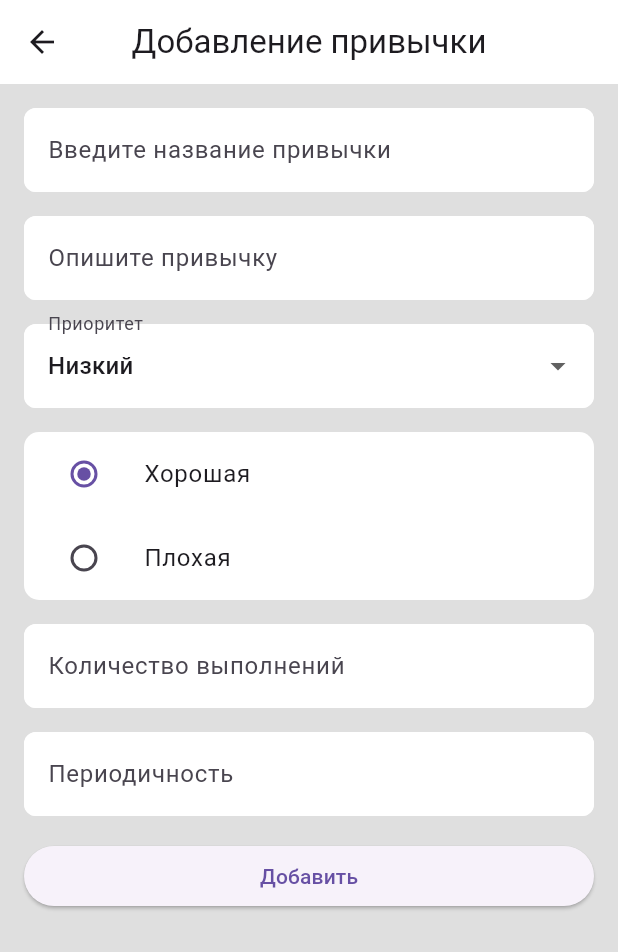
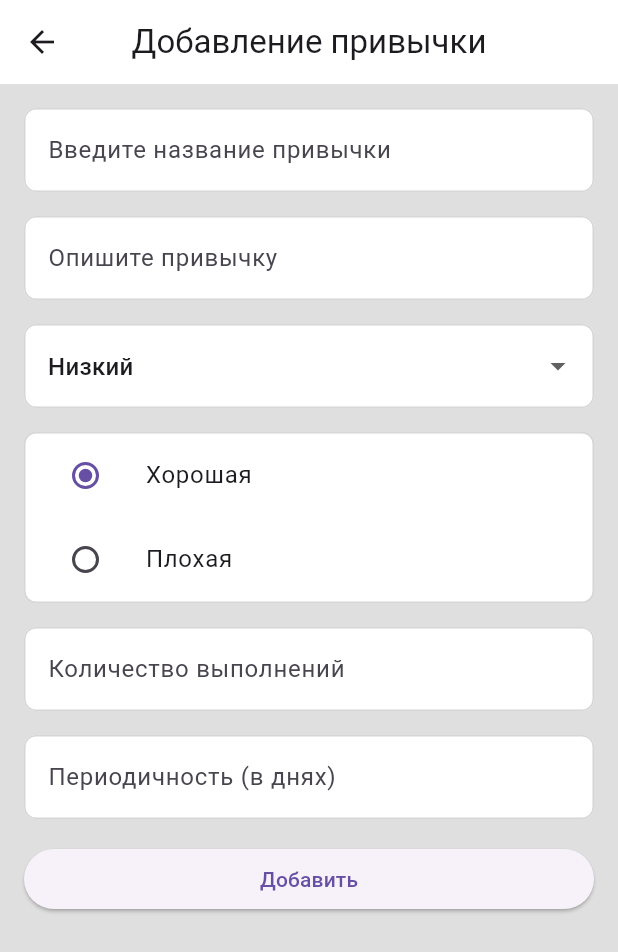
Before and after one commit to petrovskiyvv/habits-tracker, a Flutter app: the AddUpdateHabitPage screen opened directly, on a phone screen of 412 x 824 dp. Shown: the top 952 px of the screen. Run offline on Flutter 3.47's test engine with Material 2 defaults, Android fonts, the phone set to English and light mode, and no system bars; missing offline and left inert: env_flutter; network calls fail.

Commit message:
Сделал шаблон стиля для полей ввода.

```diff
--- a/lib/pages/add_update_habit_page.dart
+++ b/lib/pages/add_update_habit_page.dart
@@ -55,6 +55,22 @@ class _AddUpdateHabitPageState extends State<AddUpdateHabitPage> {
     super.dispose();
   }
 
+  InputDecoration _inputDecoration(String hintText) {
+    return InputDecoration(
+      hintText: hintText,
+      enabledBorder: OutlineInputBorder(
+        borderRadius: BorderRadius.all(Radius.circular(8.0)),
+        borderSide: BorderSide(color: Colors.grey[350]!, width: 1),
+      ),
+      focusedBorder: OutlineInputBorder(
+        borderRadius: BorderRadius.all(Radius.circular(8.0)),
+        borderSide: BorderSide(color: Colors.grey[500]!, width: 2),
+      ),
+      filled: true,
+      fillColor: Colors.white,
+    );
+  }
+
   @override
   Widget build(BuildContext context) {
     final GlobalKey<FormState> formKey = GlobalKey<FormState>();
@@ -72,19 +88,7 @@ class _AddUpdateHabitPageState extends State<AddUpdateHabitPage> {
           children: <Widget>[
             TextFormField(
               controller: _nameHabitController,
-              decoration: const InputDecoration(
-                hintText: 'Введите название привычки',
-                enabledBorder: OutlineInputBorder(
-                  borderRadius: BorderRadius.all(Radius.circular(8.0)),
-                  borderSide: BorderSide(color: Colors.white),
-                ),
-                focusedBorder: OutlineInputBorder(
-                  borderRadius: BorderRadius.all(Radius.circular(8.0)),
-                  borderSide: BorderSide(color: Colors.white),
-                ),
-                filled: true,
-                fillColor: Colors.white,
-              ),
+              decoration: _inputDecoration('Введите название привычки'),
               validator: (String? value) {
                 if (value == null || value.isEmpty) {
                   return 'Пожалуйста, дайте название';
@@ -97,19 +101,7 @@ class _AddUpdateHabitPageState extends State<AddUpdateHabitPage> {
             const SizedBox(height: 16),
             TextFormField(
               controller: _descriptionHabitController,
-              decoration: const InputDecoration(
-                hintText: 'Опишите привычку',
-                enabledBorder: OutlineInputBorder(
-                  borderRadius: BorderRadius.all(Radius.circular(8.0)),
-                  borderSide: BorderSide(color: Colors.white),
-                ),
-                focusedBorder: OutlineInputBorder(
-                  borderRadius: BorderRadius.all(Radius.circular(8.0)),
-                  borderSide: BorderSide(color: Colors.white),
-                ),
-                filled: true,
-                fillColor: Colors.white,
-              ),
+              decoration: _inputDecoration('Опишите привычку'),
               validator: (String? value) {
                 if (value == null || value.isEmpty) {
                   return 'Это обязательное поле';
@@ -139,25 +131,14 @@ class _AddUpdateHabitPageState extends State<AddUpdateHabitPage> {
                   _selectedPriority = priorityValue!;
                 });
               },
-              decoration: const InputDecoration(
-                labelText: 'Приоритет',
-                enabledBorder: OutlineInputBorder(
-                  borderRadius: BorderRadius.all(Radius.circular(8.0)),
-                  borderSide: BorderSide(color: Colors.white),
-                ),
-                focusedBorder: OutlineInputBorder(
-                  borderRadius: BorderRadius.all(Radius.circular(8.0)),
-                  borderSide: BorderSide(color: Colors.white),
-                ),
-                filled: true,
-                fillColor: Colors.white,
-              ),
+              decoration: _inputDecoration('Приоритет'),
             ),
             const SizedBox(height: 16),
             Container(
               decoration: BoxDecoration(
                 color: Colors.white,
-                borderRadius: BorderRadius.circular(10),
+                borderRadius: const BorderRadius.all(Radius.circular(8.0)),
+                border: Border.all(color: Colors.grey[350]!, width: 1),
               ),
               child: Column(
                 children: _habitTypes
@@ -183,20 +164,7 @@ class _AddUpdateHabitPageState extends State<AddUpdateHabitPage> {
             const SizedBox(height: 16),
             TextFormField(
               controller: _countController,
-              decoration: const InputDecoration(
-                labelText: 'Количество выполнений',
-                hintText: 'за период',
-                enabledBorder: OutlineInputBorder(
-                  borderRadius: BorderRadius.all(Radius.circular(8.0)),
-                  borderSide: BorderSide(color: Colors.white),
-                ),
-                focusedBorder: OutlineInputBorder(
-                  borderRadius: BorderRadius.all(Radius.circular(8.0)),
-                  borderSide: BorderSide(color: Colors.white),
-                ),
-                filled: true,
-                fillColor: Colors.white,
-              ),
+              decoration: _inputDecoration('Количество выполнений'),
               keyboardType: TextInputType.phone,
               inputFormatters: [
                 LengthLimitingTextInputFormatter(10),
@@ -212,20 +180,7 @@ class _AddUpdateHabitPageState extends State<AddUpdateHabitPage> {
             const SizedBox(height: 16),
             TextFormField(
               controller: _frequencyController,
-              decoration: const InputDecoration(
-                labelText: 'Периодичность',
-                hintText: 'в днях',
-                enabledBorder: OutlineInputBorder(
-                  borderRadius: BorderRadius.all(Radius.circular(8.0)),
-                  borderSide: BorderSide(color: Colors.white),
-                ),
-                focusedBorder: OutlineInputBorder(
-                  borderRadius: BorderRadius.all(Radius.circular(8.0)),
-                  borderSide: BorderSide(color: Colors.white),
-                ),
-                filled: true,
-                fillColor: Colors.white,
-              ),
+              decoration: _inputDecoration('Периодичность (в днях)'),
               keyboardType: TextInputType.phone,
               inputFormatters: [
                 LengthLimitingTextInputFormatter(10),
```
